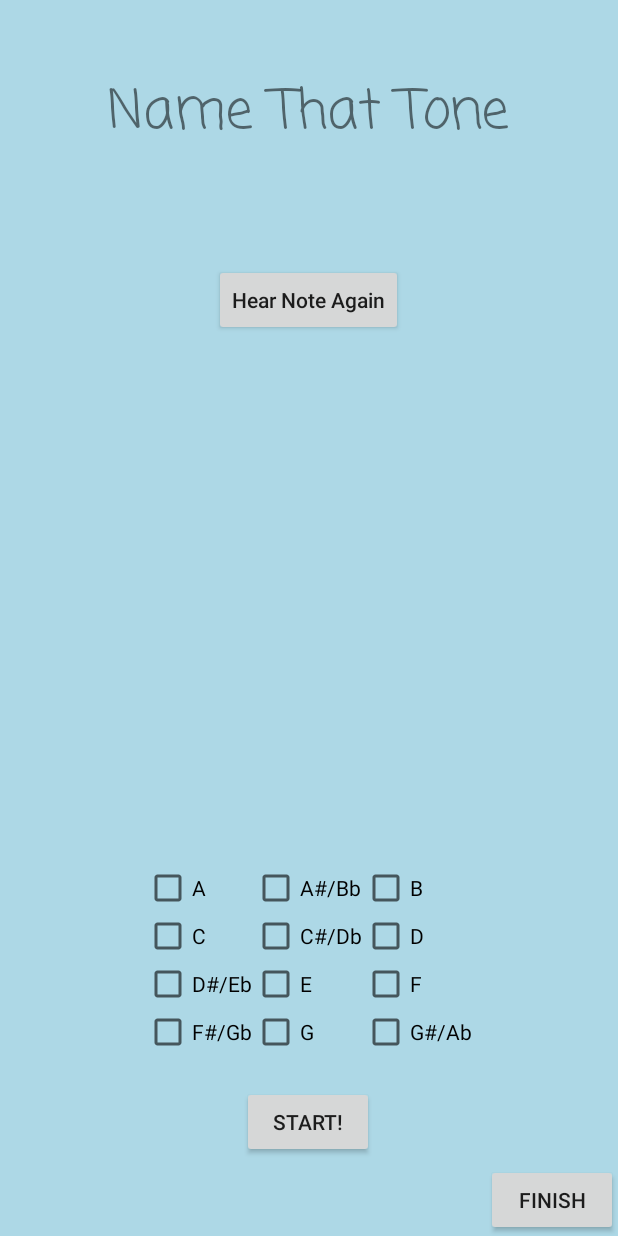
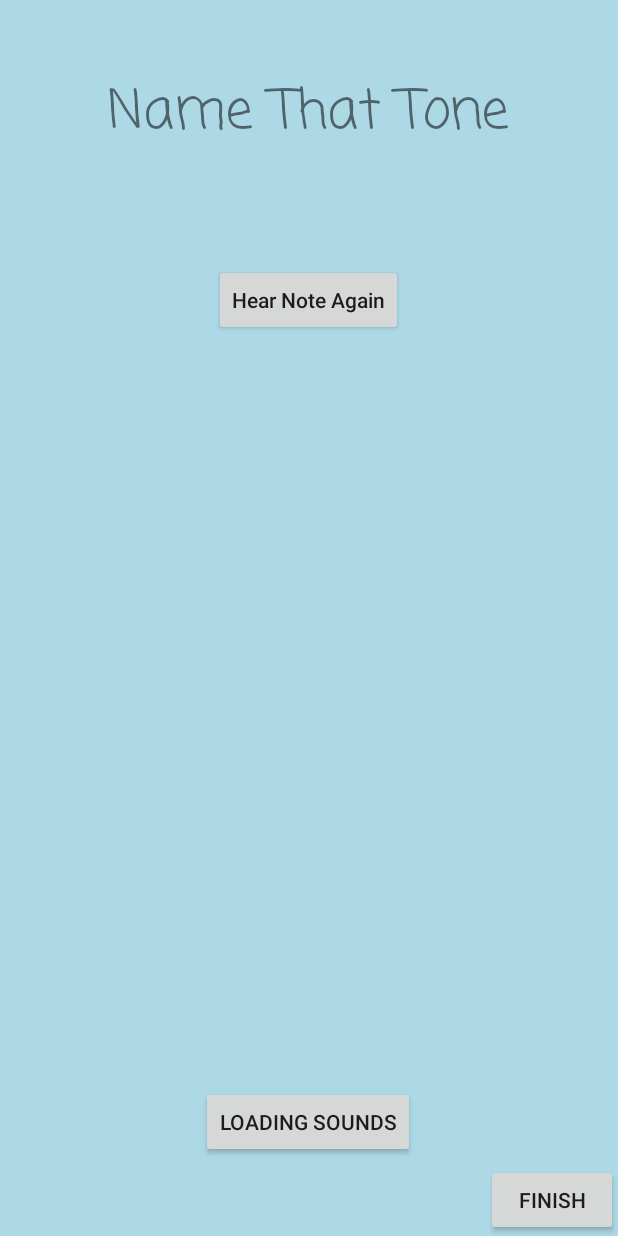
Before and after one commit to deancampagnolo/Learning-Tones, an Android app: the NameThatTone screen opened directly, with no data from a screen before it, on a phone screen of 412 x 824 dp. Run offline under Robolectric (Android 15) with nearby library versions, the phone set to English and light mode, and no system bars; our stand-ins replace AdMob; 1 statement that could not run was skipped.

Commit message:
Created a listener to check if sounds were finished loading. Fixed the checkboxes loading before start. Created a new name for the button, "loading sounds". Added comments to reduce confusion.

```diff
--- a/app/build.gradle
+++ b/app/build.gradle
@@ -7,8 +7,8 @@ android {
         applicationId "com.deancampagnolo.learningtones"
         minSdkVersion 21
         targetSdkVersion 27
-        versionCode 4
-        versionName "1.2.0"
+        versionCode 5
+        versionName "1.2.1"
         testInstrumentationRunner "android.support.test.runner.AndroidJUnitRunner"
     }
     buildTypes {
--- a/app/src/main/java/com/deancampagnolo/learningtones/NameThatTone.java
+++ b/app/src/main/java/com/deancampagnolo/learningtones/NameThatTone.java
@@ -13,10 +13,11 @@ import android.widget.GridLayout;
 import java.util.ArrayList;
 
 public class NameThatTone extends AppCompatActivity {
-    private int usableNotesStart = 2;
-    private int usableNotesFinish = 6;
-    private final int NUMBEROFNOTES = 12;
+    private int usableNotesStart = 2;//lowest note possible (ex. C2 is the lowest C)
+    private int usableNotesFinish = 6;//highest note possible
+    private final int NUMBEROFNOTES = 12;//total number of notes
     private String TAG = "dean";
+
     private boolean[] notesBoolean;
     private CheckBox[] allTheNotes;
     private GridLayout gridLayout;
@@ -27,6 +28,9 @@ public class NameThatTone extends AppCompatActivity {
     private int currentNote;
     private int numberOfNotesBeingUsed;
     private SoundPool sp;
+    private int numberOfSounds;
+    private int soundsCurrentlyLoaded;
+    private boolean allSoundsLoaded;
 
     //This function helps with debugging by logging values
     private void p(String a){
@@ -48,45 +52,80 @@ public class NameThatTone extends AppCompatActivity {
         gridLayout = (GridLayout) findViewById(R.id.NTTGridLayout);
         allTheNotes = new CheckBox[NUMBEROFNOTES];
 
-        initializeNotes();
+
+        initializeNotes();// sets values of checkboxes from xml to a value in allTheNotes
         initializeScores();
-        unnecessaryNotesDisappear();
+        //unnecessaryNotesDisappear();
 
         createUsableNotes();
+
+        allNotesDisappear();
         sp = new SoundPool.Builder().setMaxStreams(2).build();//samples default to 1 which I want.
+        soundsCurrentlyLoaded = 0;
+        allSoundsLoaded = false;
         loadRealNotes(sp);
         loadExtras(sp);
 
+        final Button submitButton = (Button)findViewById(R.id.submitButton);
+
+        setNumberOfSounds();
+
+        sp.setOnLoadCompleteListener(new SoundPool.OnLoadCompleteListener() {
+            @Override
+            public void onLoadComplete(SoundPool soundPool, int sampleId, int status) {
+                soundsCurrentlyLoaded++;
+                if(soundsCurrentlyLoaded == numberOfSounds){
+                    allSoundsLoaded = true;
+                    submitButton.setText(R.string.start);
+
+                }
+            }
+        });
+
+
         numberOfNotesBeingUsed = soundPoolUsableNotes.size();
-        getRandomNote();
-        currentNote = getRandomNote();
+
 
         //initializing the button to next note in the beginning
-        Button a = (Button)findViewById(R.id.submitButton);
-        a.setText(R.string.start);
+
+        submitButton.setText(R.string.loadingSounds);
 
         p("after play");
     }
 
+
+    private void setNumberOfSounds(){
+        numberOfSounds = soundPoolUsableNotes.size() + soundPoolExtras.size();
+    }
+
     //This function initializes the CheckBoxes in nameThatTone into the allTheNotes CheckBox array
-    public void initializeNotes(){
-        allTheNotes[0] = (CheckBox)findViewById(R.id.aAnswer);
-        allTheNotes[1] = (CheckBox)findViewById(R.id.asAnswer);
-        allTheNotes[2] = (CheckBox)findViewById(R.id.bAnswer);
-        allTheNotes[3] = (CheckBox)findViewById(R.id.cAnswer);
-        allTheNotes[4] = (CheckBox)findViewById(R.id.csAnswer);
-        allTheNotes[5] = (CheckBox)findViewById(R.id.dAnswer);
-        allTheNotes[6] = (CheckBox)findViewById(R.id.dsAnswer);
-        allTheNotes[7] = (CheckBox)findViewById(R.id.eAnswer);
-        allTheNotes[8] = (CheckBox)findViewById(R.id.fAnswer);
-        allTheNotes[9] = (CheckBox)findViewById(R.id.fsAnswer);
-        allTheNotes[10] = (CheckBox)findViewById(R.id.gAnswer);
-        allTheNotes[11] = (CheckBox)findViewById(R.id.gsAnswer);
+    private void initializeNotes() {
+
+
+        allTheNotes[0] = (CheckBox) findViewById(R.id.aAnswer);
+        allTheNotes[1] = (CheckBox) findViewById(R.id.asAnswer);
+        allTheNotes[2] = (CheckBox) findViewById(R.id.bAnswer);
+        allTheNotes[3] = (CheckBox) findViewById(R.id.cAnswer);
+        allTheNotes[4] = (CheckBox) findViewById(R.id.csAnswer);
+        allTheNotes[5] = (CheckBox) findViewById(R.id.dAnswer);
+        allTheNotes[6] = (CheckBox) findViewById(R.id.dsAnswer);
+        allTheNotes[7] = (CheckBox) findViewById(R.id.eAnswer);
+        allTheNotes[8] = (CheckBox) findViewById(R.id.fAnswer);
+        allTheNotes[9] = (CheckBox) findViewById(R.id.fsAnswer);
+        allTheNotes[10] = (CheckBox) findViewById(R.id.gAnswer);
+        allTheNotes[11] = (CheckBox) findViewById(R.id.gsAnswer);
     }
 
     public void initializeScores(){
         //first is number of notes, second is right and wrong
         scores = new int[12][2];//in java all values are initialized to 0
+    }
+
+
+    private void allNotesDisappear(){
+        for (CheckBox i: allTheNotes){
+            gridLayout.removeView(i);//gridLayout is the name of the GridLayout
+        }
     }
 
     //removes CheckBoxes from view if they have the value false
@@ -97,6 +136,16 @@ public class NameThatTone extends AppCompatActivity {
             }
         }
     }
+
+    private void necessaryNotesReappear(){
+        for(int i = 0; i<NUMBEROFNOTES; i++){
+            if(notesBoolean[i]){
+                gridLayout.addView(allTheNotes[i]);
+            }
+        }
+    }
+
+
 
     private void createUsableNotes(){
         usableNotes = new ArrayList<>();
@@ -180,13 +229,21 @@ public class NameThatTone extends AppCompatActivity {
             case R.id.submitButton:
                 //p("submitButton pressed");
 
-                if(((Button) v).getText().toString() == getString(R.string.nextNote) ||
-                        ((Button) v).getText().toString() == getString(R.string.start)){
+
+                if(((Button) v).getText().toString().equals(getString(R.string.nextNote))){
                     clearEverything();
                     ((Button) v).setText(R.string.submit);
                     currentNote = getRandomNote();
                     sp.play(soundPoolUsableNotes.get(currentNote),1,1,0,0,1f);
                     break;
+                } else if(((Button) v).getText().toString().equals(getString(R.string.start))){
+                    necessaryNotesReappear();
+                    ((Button) v).setText(R.string.submit);
+                    currentNote = getRandomNote();
+                    sp.play(soundPoolUsableNotes.get(currentNote),1,1,0,0,1f);
+                    break;
+                } else if(((Button) v).getText().toString().equals(getString(R.string.loadingSounds))){
+                    break;//TODO probably should add something here
                 }
 
                 if(isSubmissionCorrect()){
--- a/app/src/main/res/values/strings.xml
+++ b/app/src/main/res/values/strings.xml
@@ -22,5 +22,6 @@
     <string name="start">Start!</string>
     <string name="statsString">Your Stats</string>
     <string name="FinishString">Finish</string>
+    <string name="loadingSounds">Loading Sounds</string>
 
 </resources>
```
Also changed, not shown: 1 other file.
